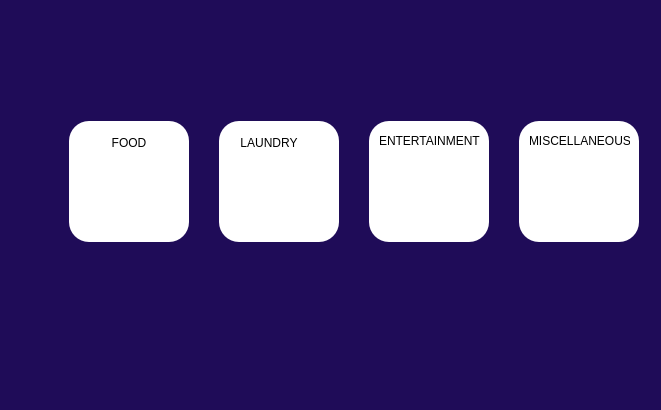
This is project/listdialog.ui in DikshyaL/SEM-PROJECT as Qt 5 draws it before an edit. The edited form follows.
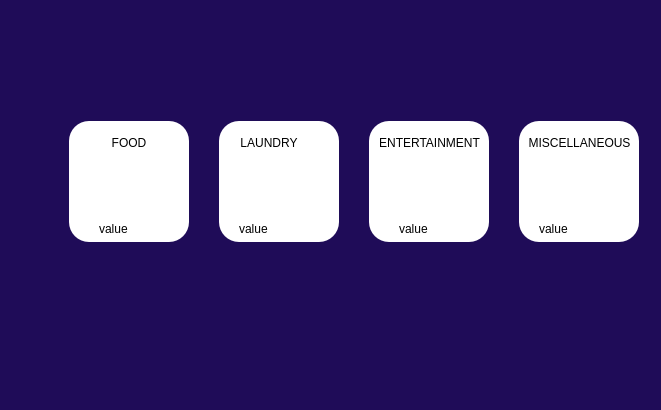
This is the edited form. Icons and pictures are not drawn.

The edit to the form file:
```diff
--- a/project/listdialog.ui
+++ b/project/listdialog.ui
@@ -243,6 +243,19 @@
          <string>FOOD</string>
         </property>
        </widget>
+       <widget class="QLabel" name="label_2">
+        <property name="geometry">
+         <rect>
+          <x>30</x>
+          <y>100</y>
+          <width>49</width>
+          <height>16</height>
+         </rect>
+        </property>
+        <property name="text">
+         <string>value</string>
+        </property>
+       </widget>
       </widget>
       <widget class="QFrame" name="frame_2">
        <property name="geometry">
@@ -296,6 +309,19 @@
          <string>LAUNDRY</string>
         </property>
        </widget>
+       <widget class="QLabel" name="label_5">
+        <property name="geometry">
+         <rect>
+          <x>20</x>
+          <y>100</y>
+          <width>49</width>
+          <height>16</height>
+         </rect>
+        </property>
+        <property name="text">
+         <string>value</string>
+        </property>
+       </widget>
       </widget>
       <widget class="QFrame" name="frame_3">
        <property name="geometry">
@@ -316,19 +342,6 @@
        <property name="frameShadow">
         <enum>QFrame::Raised</enum>
        </property>
-       <widget class="QLabel" name="label_3">
-        <property name="geometry">
-         <rect>
-          <x>10</x>
-          <y>10</y>
-          <width>101</width>
-          <height>20</height>
-         </rect>
-        </property>
-        <property name="text">
-         <string>ENTERTAINMENT</string>
-        </property>
-       </widget>
        <widget class="QFrame" name="frame_6">
         <property name="geometry">
          <rect>
@@ -348,6 +361,32 @@
          <enum>QFrame::Raised</enum>
         </property>
        </widget>
+       <widget class="QLabel" name="label_6">
+        <property name="geometry">
+         <rect>
+          <x>30</x>
+          <y>100</y>
+          <width>49</width>
+          <height>16</height>
+         </rect>
+        </property>
+        <property name="text">
+         <string>value</string>
+        </property>
+       </widget>
+       <widget class="QPushButton" name="pushbutton_enter">
+        <property name="geometry">
+         <rect>
+          <x>10</x>
+          <y>10</y>
+          <width>101</width>
+          <height>24</height>
+         </rect>
+        </property>
+        <property name="text">
+         <string>ENTERTAINMENT</string>
+        </property>
+       </widget>
       </widget>
       <widget class="QFrame" name="frame_4">
        <property name="geometry">
@@ -368,19 +407,6 @@
        <property name="frameShadow">
         <enum>QFrame::Raised</enum>
        </property>
-       <widget class="QLabel" name="label_4">
-        <property name="geometry">
-         <rect>
-          <x>10</x>
-          <y>10</y>
-          <width>101</width>
-          <height>20</height>
-         </rect>
-        </property>
-        <property name="text">
-         <string>MISCELLANEOUS</string>
-        </property>
-       </widget>
        <widget class="QFrame" name="frame_8">
         <property name="geometry">
          <rect>
@@ -400,6 +426,32 @@
          <enum>QFrame::Raised</enum>
         </property>
        </widget>
+       <widget class="QLabel" name="label_7">
+        <property name="geometry">
+         <rect>
+          <x>20</x>
+          <y>100</y>
+          <width>49</width>
+          <height>16</height>
+         </rect>
+        </property>
+        <property name="text">
+         <string>value</string>
+        </property>
+       </widget>
+       <widget class="QPushButton" name="pushbutton_mis">
+        <property name="geometry">
+         <rect>
+          <x>10</x>
+          <y>10</y>
+          <width>101</width>
+          <height>24</height>
+         </rect>
+        </property>
+        <property name="text">
+         <string>MISCELLANEOUS</string>
+        </property>
+       </widget>
       </widget>
      </widget>
      <widget class="QWidget" name="page_2"/>
```
Left out of the diff: 4 changed lines with no effect on the pictures.
